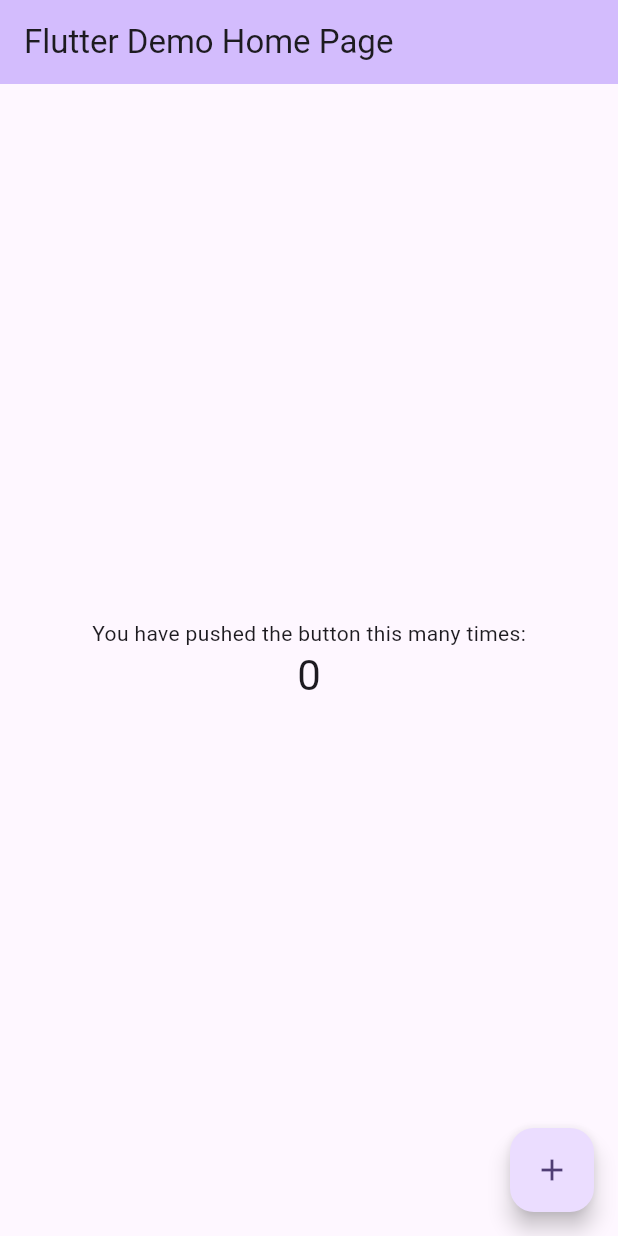
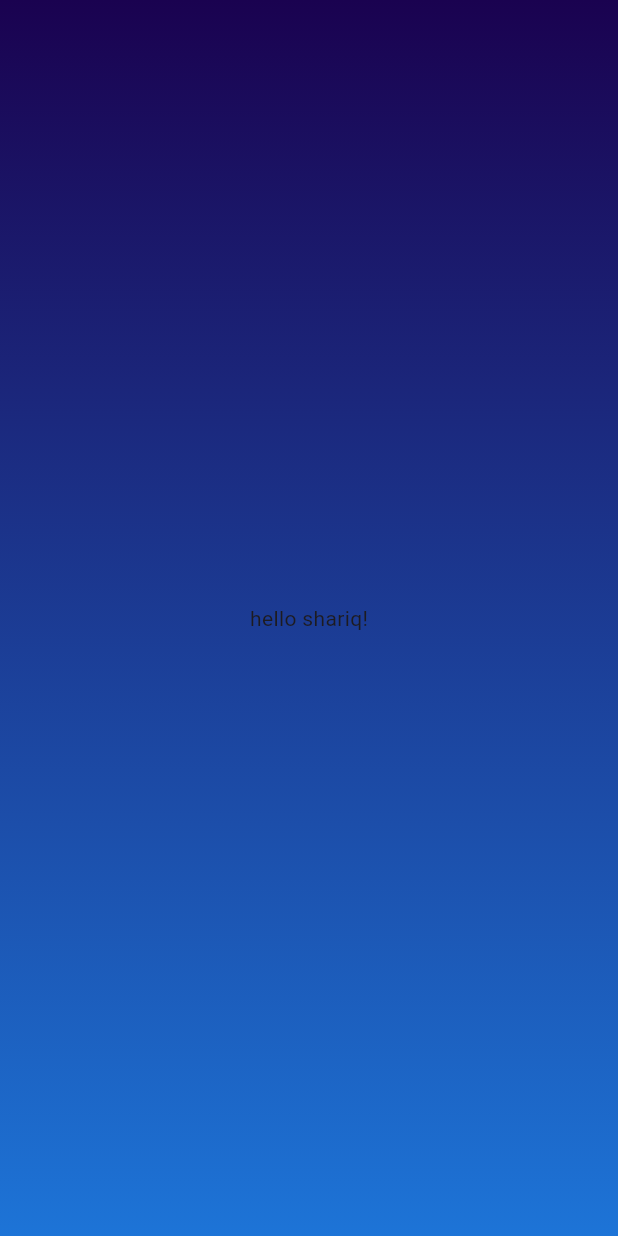
Before and after one commit to ShariqueMemon11/Flutter-Practice, a Flutter app: the screen it shows after launch, on a phone screen of 412 x 824 dp. Run offline on Flutter 3.47's test engine with Material 3 defaults, Android fonts, the phone set to English and light mode, and no system bars.

Commit message:
creating ui

```diff
--- a/roll_dice_app/lib/main.dart
+++ b/roll_dice_app/lib/main.dart
@@ -1,122 +1,23 @@
 import 'package:flutter/material.dart';
 
 void main() {
-  runApp(const MyApp());
-}
-
-class MyApp extends StatelessWidget {
-  const MyApp({super.key});
-
-  // This widget is the root of your application.
-  @override
-  Widget build(BuildContext context) {
-    return MaterialApp(
-      title: 'Flutter Demo',
-      theme: ThemeData(
-        // This is the theme of your application.
-        //
-        // TRY THIS: Try running your application with "flutter run". You'll see
-        // the application has a purple toolbar. Then, without quitting the app,
-        // try changing the seedColor in the colorScheme below to Colors.green
-        // and then invoke "hot reload" (save your changes or press the "hot
-        // reload" button in a Flutter-supported IDE, or press "r" if you used
-        // the command line to start the app).
-        //
-        // Notice that the counter didn't reset back to zero; the application
-        // state is not lost during the reload. To reset the state, use hot
-        // restart instead.
-        //
-        // This works for code too, not just values: Most code changes can be
-        // tested with just a hot reload.
-        colorScheme: ColorScheme.fromSeed(seedColor: Colors.deepPurple),
-      ),
-      home: const MyHomePage(title: 'Flutter Demo Home Page'),
-    );
-  }
-}
-
-class MyHomePage extends StatefulWidget {
-  const MyHomePage({super.key, required this.title});
-
-  // This widget is the home page of your application. It is stateful, meaning
-  // that it has a State object (defined below) that contains fields that affect
-  // how it looks.
-
-  // This class is the configuration for the state. It holds the values (in this
-  // case the title) provided by the parent (in this case the App widget) and
-  // used by the build method of the State. Fields in a Widget subclass are
-  // always marked "final".
-
-  final String title;
-
-  @override
-  State<MyHomePage> createState() => _MyHomePageState();
-}
-
-class _MyHomePageState extends State<MyHomePage> {
-  int _counter = 0;
-
-  void _incrementCounter() {
-    setState(() {
-      // This call to setState tells the Flutter framework that something has
-      // changed in this State, which causes it to rerun the build method below
-      // so that the display can reflect the updated values. If we changed
-      // _counter without calling setState(), then the build method would not be
-      // called again, and so nothing would appear to happen.
-      _counter++;
-    });
-  }
-
-  @override
-  Widget build(BuildContext context) {
-    // This method is rerun every time setState is called, for instance as done
-    // by the _incrementCounter method above.
-    //
-    // The Flutter framework has been optimized to make rerunning build methods
-    // fast, so that you can just rebuild anything that needs updating rather
-    // than having to individually change instances of widgets.
-    return Scaffold(
-      appBar: AppBar(
-        // TRY THIS: Try changing the color here to a specific color (to
-        // Colors.amber, perhaps?) and trigger a hot reload to see the AppBar
-        // change color while the other colors stay the same.
-        backgroundColor: Theme.of(context).colorScheme.inversePrimary,
-        // Here we take the value from the MyHomePage object that was created by
-        // the App.build method, and use it to set our appbar title.
-        title: Text(widget.title),
-      ),
-      body: Center(
-        // Center is a layout widget. It takes a single child and positions it
-        // in the middle of the parent.
-        child: Column(
-          // Column is also a layout widget. It takes a list of children and
-          // arranges them vertically. By default, it sizes itself to fit its
-          // children horizontally, and tries to be as tall as its parent.
-          //
-          // Column has various properties to control how it sizes itself and
-          // how it positions its children. Here we use mainAxisAlignment to
-          // center the children vertically; the main axis here is the vertical
-          // axis because Columns are vertical (the cross axis would be
-          // horizontal).
-          //
-          // TRY THIS: Invoke "debug painting" (choose the "Toggle Debug Paint"
-          // action in the IDE, or press "p" in the console), to see the
-          // wireframe for each widget.
-          mainAxisAlignment: MainAxisAlignment.center,
-          children: <Widget>[
-            const Text('You have pushed the button this many times:'),
-            Text(
-              '$_counter',
-              style: Theme.of(context).textTheme.headlineMedium,
+  runApp(
+    MaterialApp(
+      home: Scaffold(
+        body: Container(
+          decoration: const BoxDecoration(
+            gradient: LinearGradient(
+              colors: [
+                Color.fromARGB(255, 26, 2, 80),
+                Color.fromARGB(255, 29, 116, 215),
+              ],
+              begin: Alignment.topCenter,
+              end: Alignment.bottomCenter,
             ),
-          ],
+          ),
+          child: const Center(child: Text("hello shariq!")),
         ),
       ),
-      floatingActionButton: FloatingActionButton(
-        onPressed: _incrementCounter,
-        tooltip: 'Increment',
-        child: const Icon(Icons.add),
-      ), // This trailing comma makes auto-formatting nicer for build methods.
-    );
-  }
+    ),
+  );
 }
```
